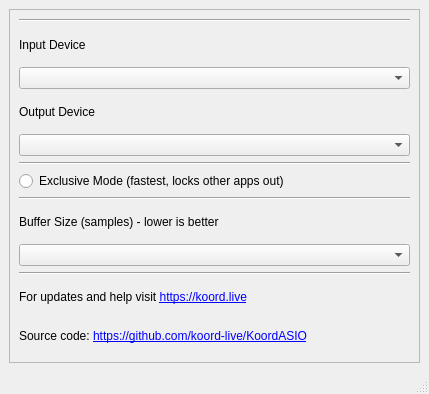
Qt form src/kdasioconfig/kdasioconfigbase.ui (koord-live/KoordASIO) before a commit.
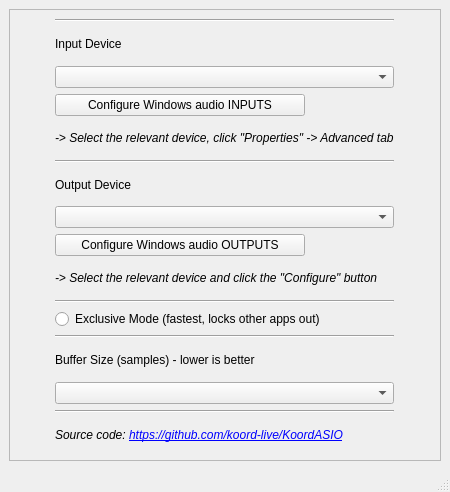
The same form after that commit. Icons and pictures are not drawn.

Commit message: add win audio settings buttons

The edit to the form file:
```diff
--- a/src/kdasioconfig/kdasioconfigbase.ui
+++ b/src/kdasioconfig/kdasioconfigbase.ui
@@ -9,8 +9,8 @@
    <rect>
     <x>0</x>
     <y>0</y>
-    <width>429</width>
-    <height>394</height>
+    <width>450</width>
+    <height>492</height>
    </rect>
   </property>
   <property name="windowTitle">
@@ -38,69 +38,80 @@
         <rect>
          <x>0</x>
          <y>0</y>
-         <width>409</width>
-         <height>352</height>
+         <width>426</width>
+         <height>443</height>
         </rect>
        </property>
        <layout class="QGridLayout" name="gridLayout_4">
-        <item row="8" column="0">
-         <widget class="Line" name="line_2">
+        <item row="19" column="0">
+         <widget class="QLabel" name="label_4">
+          <property name="text">
+           <string>&lt;html&gt;&lt;head/&gt;&lt;body&gt;&lt;p&gt;&lt;span style=&quot; font-size:9pt; font-style:italic;&quot;&gt;Source code: &lt;/span&gt;&lt;a href=&quot;https://github.com/koord-live/KoordASIO&quot;&gt;&lt;span style=&quot; font-size:9pt; font-style:italic; text-decoration: underline; color:#0000ff;&quot;&gt;https://github.com/koord-live/KoordASIO&lt;/span&gt;&lt;/a&gt;&lt;/p&gt;&lt;/body&gt;&lt;/html&gt;</string>
+          </property>
+          <property name="openExternalLinks">
+           <bool>true</bool>
+          </property>
+         </widget>
+        </item>
+        <item row="6" column="0">
+         <widget class="Line" name="line_5">
           <property name="orientation">
            <enum>Qt::Horizontal</enum>
           </property>
          </widget>
         </item>
+        <item row="10" column="0">
+         <widget class="QLabel" name="label_6">
+          <property name="font">
+           <font>
+            <italic>true</italic>
+           </font>
+          </property>
+          <property name="text">
+           <string>-&gt; Select the relevant device and click the &quot;Configure&quot; button</string>
+          </property>
+         </widget>
+        </item>
+        <item row="7" column="0">
+         <widget class="QLabel" name="deviceLabel">
+          <property name="text">
+           <string>Output Device</string>
+          </property>
+         </widget>
+        </item>
         <item row="2" column="0">
          <widget class="QComboBox" name="inputDeviceBox"/>
         </item>
-        <item row="5" column="0">
-         <widget class="QComboBox" name="outputDeviceBox"/>
-        </item>
-        <item row="13" column="0">
-         <widget class="QComboBox" name="bufferSizeBox"/>
-        </item>
-        <item row="1" column="0">
-         <widget class="QLabel" name="label">
-          <property name="text">
-           <string>Input Device</string>
-          </property>
-         </widget>
-        </item>
-        <item row="12" column="0">
-         <widget class="QLabel" name="label_2">
-          <property name="text">
-           <string>Buffer Size (samples) - lower is better</string>
-          </property>
-         </widget>
-        </item>
-        <item row="16" column="0">
-         <widget class="QLabel" name="label_4">
-          <property name="text">
-           <string>&lt;html&gt;&lt;head/&gt;&lt;body&gt;&lt;p&gt;&lt;span style=&quot; font-size:9pt;&quot;&gt;Source code: &lt;/span&gt;&lt;a href=&quot;https://github.com/koord-live/KoordASIO&quot;&gt;&lt;span style=&quot; font-size:9pt; text-decoration: underline; color:#0000ff;&quot;&gt;https://github.com/koord-live/KoordASIO&lt;/span&gt;&lt;/a&gt;&lt;/p&gt;&lt;/body&gt;&lt;/html&gt;</string>
-          </property>
-          <property name="openExternalLinks">
-           <bool>true</bool>
-          </property>
-         </widget>
-        </item>
-        <item row="0" column="0">
-         <widget class="Line" name="line_3">
-          <property name="orientation">
-           <enum>Qt::Horizontal</enum>
-          </property>
-         </widget>
-        </item>
         <item row="15" column="0">
-         <widget class="QLabel" name="label_3">
+         <widget class="Line" name="line_4">
+          <property name="orientation">
+           <enum>Qt::Horizontal</enum>
+          </property>
+         </widget>
+        </item>
+        <item row="9" column="0">
+         <widget class="QPushButton" name="outputAudioSettButton">
+          <property name="sizePolicy">
+           <sizepolicy hsizetype="Fixed" vsizetype="Fixed">
+            <horstretch>0</horstretch>
+            <verstretch>0</verstretch>
+           </sizepolicy>
+          </property>
+          <property name="maximumSize">
+           <size>
+            <width>250</width>
+            <height>16777215</height>
+           </size>
+          </property>
           <property name="text">
-           <string>&lt;html&gt;&lt;head/&gt;&lt;body&gt;&lt;p&gt;&lt;span style=&quot; font-size:9pt;&quot;&gt;For updates and help visit &lt;/span&gt;&lt;a href=&quot;https://koord.live&quot;&gt;&lt;span style=&quot; font-size:9pt; text-decoration: underline; color:#0000ff;&quot;&gt;https://koord.live&lt;/span&gt;&lt;/a&gt;&lt;/p&gt;&lt;/body&gt;&lt;/html&gt;</string>
-          </property>
-          <property name="openExternalLinks">
-           <bool>true</bool>
+           <string>Configure Windows audio OUTPUTS</string>
           </property>
          </widget>
         </item>
-        <item row="10" column="0">
+        <item row="8" column="0">
+         <widget class="QComboBox" name="outputDeviceBox"/>
+        </item>
+        <item row="14" column="0">
          <widget class="QRadioButton" name="exclusiveButton">
           <property name="enabled">
            <bool>true</bool>
@@ -113,27 +124,81 @@
           </property>
          </widget>
         </item>
-        <item row="4" column="0">
-         <widget class="QLabel" name="deviceLabel">
+        <item row="16" column="0">
+         <widget class="QLabel" name="label_2">
           <property name="text">
-           <string>Output Device</string>
+           <string>Buffer Size (samples) - lower is better</string>
           </property>
          </widget>
         </item>
-        <item row="11" column="0">
-         <widget class="Line" name="line_4">
+        <item row="1" column="0">
+         <widget class="QLabel" name="label">
+          <property name="text">
+           <string>Input Device</string>
+          </property>
+         </widget>
+        </item>
+        <item row="12" column="0">
+         <widget class="Line" name="line_2">
           <property name="orientation">
            <enum>Qt::Horizontal</enum>
           </property>
          </widget>
         </item>
-        <item row="14" column="0">
+        <item row="5" column="0">
+         <widget class="QLabel" name="label_5">
+          <property name="font">
+           <font>
+            <italic>true</italic>
+           </font>
+          </property>
+          <property name="text">
+           <string>-&gt; Select the relevant device, click &quot;Properties&quot; -&gt; Advanced tab</string>
+          </property>
+         </widget>
+        </item>
+        <item row="18" column="0">
          <widget class="Line" name="line">
           <property name="orientation">
            <enum>Qt::Horizontal</enum>
           </property>
          </widget>
         </item>
+        <item row="0" column="0">
+         <widget class="Line" name="line_3">
+          <property name="orientation">
+           <enum>Qt::Horizontal</enum>
+          </property>
+         </widget>
+        </item>
+        <item row="17" column="0">
+         <widget class="QComboBox" name="bufferSizeBox"/>
+        </item>
+        <item row="3" column="0">
+         <widget class="QPushButton" name="inputAudioSettButton">
+          <property name="sizePolicy">
+           <sizepolicy hsizetype="Fixed" vsizetype="Fixed">
+            <horstretch>0</horstretch>
+            <verstretch>0</verstretch>
+           </sizepolicy>
+          </property>
+          <property name="minimumSize">
+           <size>
+            <width>50</width>
+            <height>10</height>
+           </size>
+          </property>
+          <property name="maximumSize">
+           <size>
+            <width>250</width>
+            <height>16777215</height>
+           </size>
+          </property>
+          <property name="text">
+           <string>Configure Windows audio INPUTS</string>
+          </property>
+         </widget>
+        </item>
        </layout>
       </widget>
      </widget>
```
The commit also changes 2 other files.
